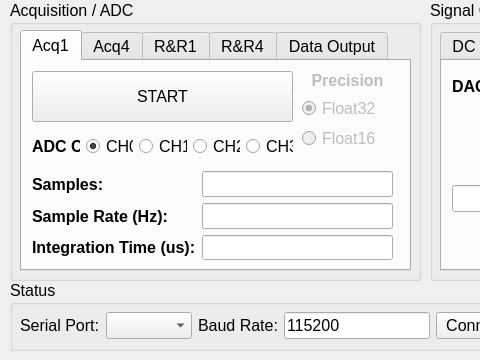
First picture: the form in Python/opendac_gui.ui, repository Sochnikov-Lab/OpenDAC-Python-Wrapper, before the edit; both pictures show x 0 to 480 and y 0 to 360 of the 1051 by 360 pixel window.
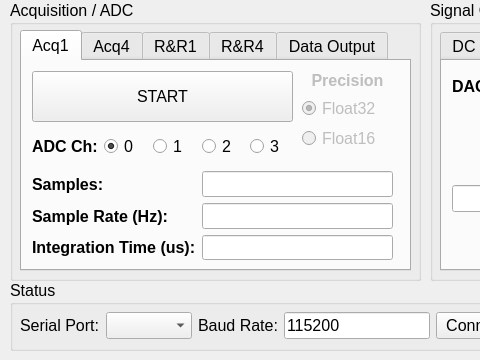
Second picture: the form after the edit. The open tabs and pages were chosen to show the change.

```diff
--- a/Python/opendac_gui.ui
+++ b/Python/opendac_gui.ui
@@ -225,7 +225,7 @@
         <item>
          <widget class="QRadioButton" name="rbrr1_ch0_2">
           <property name="text">
-           <string>CH0</string>
+           <string>0</string>
           </property>
           <property name="checked">
            <bool>true</bool>
@@ -235,21 +235,21 @@
         <item>
          <widget class="QRadioButton" name="rbrr1_ch1_2">
           <property name="text">
-           <string>CH1</string>
+           <string>1</string>
           </property>
          </widget>
         </item>
         <item>
          <widget class="QRadioButton" name="rbrr1_ch2_2">
           <property name="text">
-           <string>CH2</string>
+           <string>2</string>
           </property>
          </widget>
         </item>
         <item>
          <widget class="QRadioButton" name="rbrr1_ch3_2">
           <property name="text">
-           <string>CH3</string>
+           <string>3</string>
           </property>
          </widget>
         </item>
```
Left out of the diff: 66 changed lines with no effect on the pictures.
